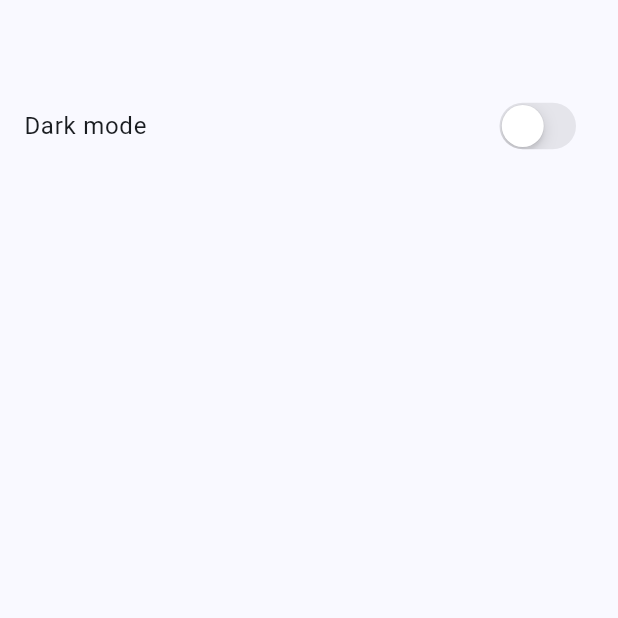
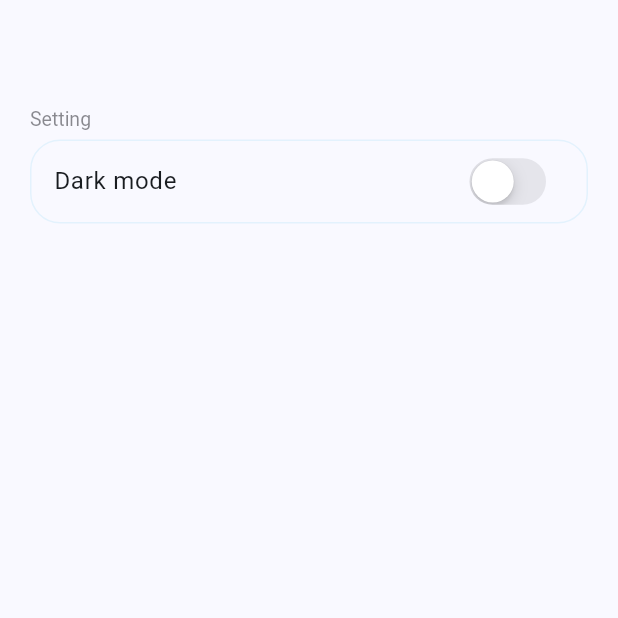
Before and after one commit to idxxbg/pokemon_time, a Flutter app: the SettingScreen screen opened directly, on a phone screen of 412 x 824 dp, the top half of it. Run offline on Flutter 3.47's test engine with Material 3 defaults, Android fonts, the phone set to English and light mode, and no system bars; our stand-ins replace cached_network_image, dio, flutter_bloc, shared_preferences; accounts and stored records are empty; network calls fail.

```diff
--- a/lib/app/screens/setting_screen.dart
+++ b/lib/app/screens/setting_screen.dart
@@ -15,6 +15,25 @@ class SettingScreen extends StatelessWidget {
           child: Column(
             children: [
               const SizedBox(height: kToolbarHeight),
+              // ListTile(
+              //   title: const Text('Dark mode'),
+              //   trailing: CupertinoSwitch(
+              //     value: isDark,
+              //     onChanged: (isDark) {
+              //       context.read<ThemeCubit>().changeThemeMode();
+              //     },
+              //   ),
+              // ),
+              CupertinoFormSection.insetGrouped(
+                backgroundColor: Theme.of(context).scaffoldBackgroundColor,
+                header: const Text('Setting'),
+                decoration: BoxDecoration(
+                  color: Theme.of(context).scaffoldBackgroundColor,
+                  borderRadius: BorderRadius.circular(20),
+                  border:
+                      Border.all(color: Theme.of(context).secondaryHeaderColor),
+                ),
+                children: [
                   ListTile(
                     title: const Text('Dark mode'),
                     trailing: CupertinoSwitch(
@@ -23,6 +42,8 @@ class SettingScreen extends StatelessWidget {
                         context.read<ThemeCubit>().changeThemeMode();
                       },
                     ),
+                  ),
+                ],
               )
             ],
           ),
--- a/lib/presentation/widgets/pokemon_stack_widget.dart
+++ b/lib/presentation/widgets/pokemon_stack_widget.dart
@@ -43,7 +43,7 @@ class PokemonStackWidget extends StatelessWidget {
                       child: Text(pokemon.name.capitalize()),
                     ),
                     trailing: Card(
-                        color: Theme.of(context).colorScheme.outline,
+                        color: Theme.of(context).secondaryHeaderColor,
                         child: Padding(
                           padding: const EdgeInsets.all(8.0),
                           child:
```
Also changed, not shown: lib/common/style/text_styles.dart (added, +8 -0 lines), lib/presentation/screens/pokemon_detail_screen.dart (+6 -1 lines), lib/presentation/screens/pokemon_list_screen.dart (+36 -8 lines), 1 other file. Lines whose indentation alone changed are shown as unchanged.
